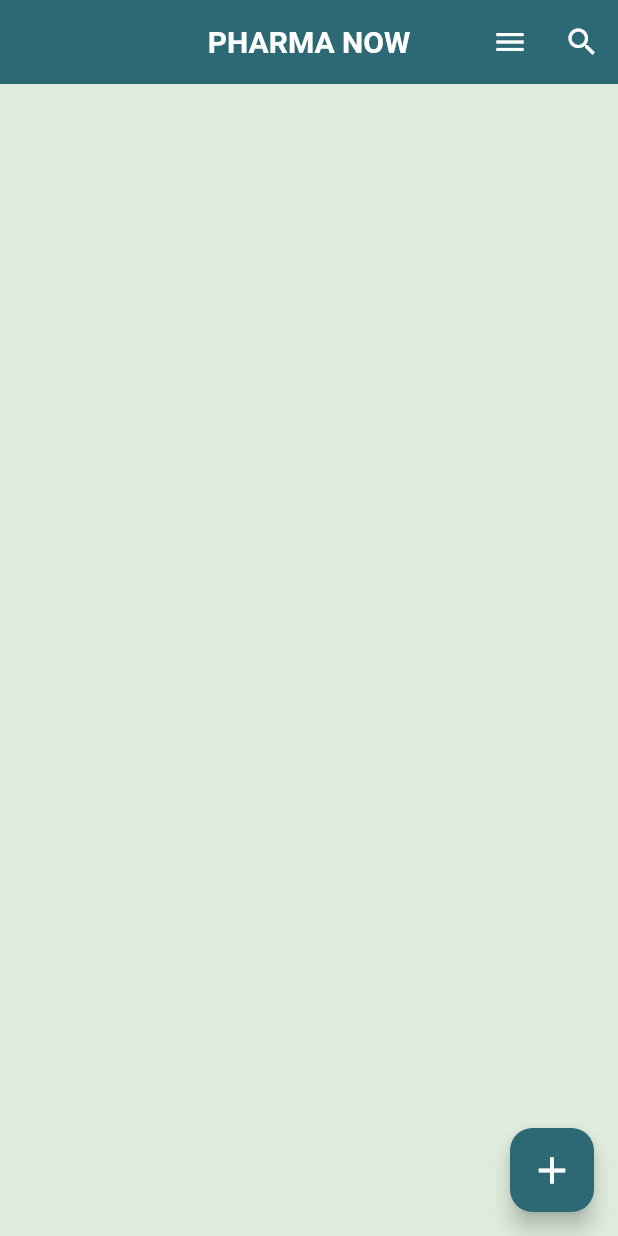
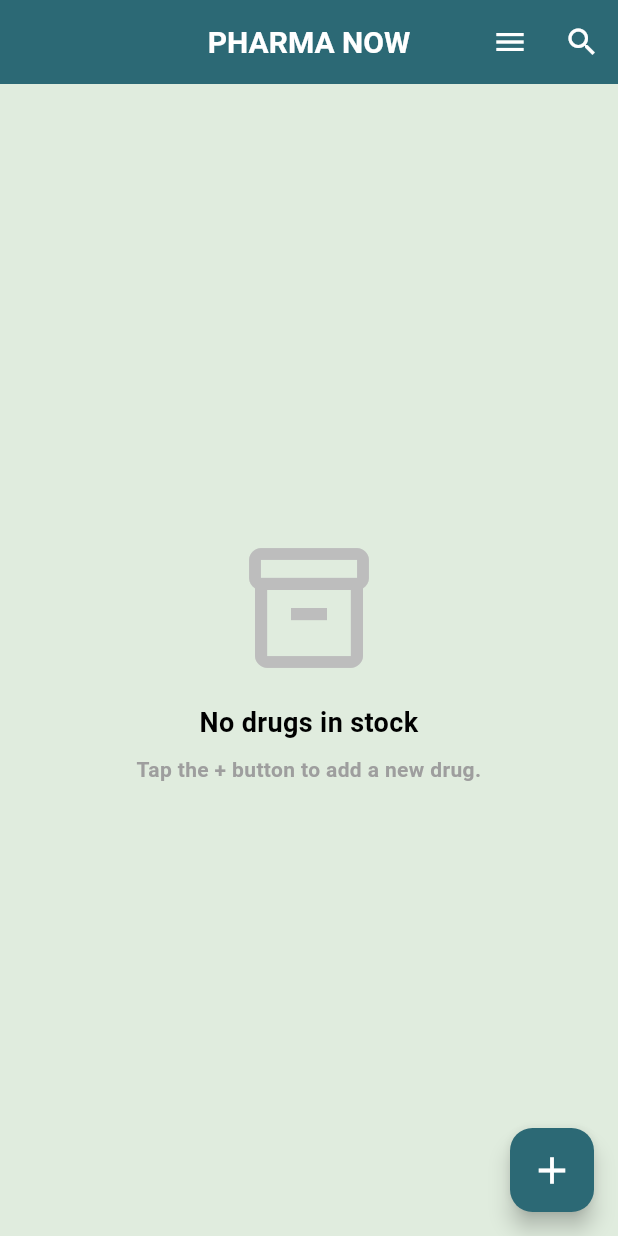
Before and after one commit to AvaAbraamChurch/Drugs_Tracking_system, a Flutter app: the screen it shows after launch, on a phone screen of 412 x 824 dp. Run offline on Flutter 3.47's test engine with Material 3 defaults, Android fonts, the phone set to English and light mode, and no system bars; our stand-ins replace animated_splash_screen, bloc, conditional_builder_null_safety, flutter_bloc, flutter_dotenv, flutter_local_notifications and 5 more; missing offline and left inert: workmanager; accounts and stored records are empty; network calls fail; Roboto replaces fonts that are missing (Alexandria); statements that could not run were skipped.

Commit message:
add fallback screen

```diff
--- a/lib/modules/home/home_screen.dart
+++ b/lib/modules/home/home_screen.dart
@@ -273,7 +273,7 @@ class _HomeScreenState extends State<HomeScreen> with WidgetsBindingObserver {
               child: const Icon(Icons.add, size: 30, color: Colors.white,)
           ),
           body: ConditionalBuilder(
-              condition: cubit.drugs.isNotEmpty || state is! GetDrugsLoadingState,
+              condition: cubit.drugs.isNotEmpty,
               builder: (BuildContext context) => RefreshIndicator(
                 onRefresh: () async {
                   HapticFeedback.lightImpact();
@@ -404,26 +404,40 @@ class _HomeScreenState extends State<HomeScreen> with WidgetsBindingObserver {
                   },
                 ),
               ),
-            fallback: (BuildContext context) => const Center(
+            fallback: (BuildContext context) {
+              // Show loader only while loading and list is empty
+              if (state is GetDrugsLoadingState) {
+                return const Center(child: CircularProgressIndicator());
+              }
+              // Show an empty-state with an "empty stock" icon when there are no drugs
+              return Center(
                 child: Column(
-                mainAxisAlignment: MainAxisAlignment.center,
+                  mainAxisSize: MainAxisSize.min,
                   children: [
-                  CircularProgressIndicator(
-                    color: Colors.blue,
-                    strokeWidth: 3,
+                    Icon(
+                      Icons.inventory_2_outlined,
+                      size: 96,
+                      color: Colors.grey.shade400,
                     ),
-                  SizedBox(height: 20),
-                  Text(
-                    'Loading drugs...',
+                    const SizedBox(height: 16),
+                    const Text(
+                      'No drugs in stock',
+                      textAlign: TextAlign.center,
                       style: TextStyle(
-                      fontSize: 16,
-                      color: Colors.grey,
-                      fontWeight: FontWeight.w500,
+                        fontSize: 18,
+                        fontWeight: FontWeight.w600,
                       ),
+                    ),
+                    const SizedBox(height: 8),
+                    const Text(
+                      'Tap the + button to add a new drug.',
+                      textAlign: TextAlign.center,
+                      style: TextStyle(fontSize: 14, color: Colors.grey),
                     ),
                   ],
                 ),
-            )
+              );
+            }
           ),
         );
 
```
Also changed, not shown: lib/modules/home/edit_drug_screen.dart (+24 -0 lines). Lines whose indentation alone changed are shown as unchanged.
